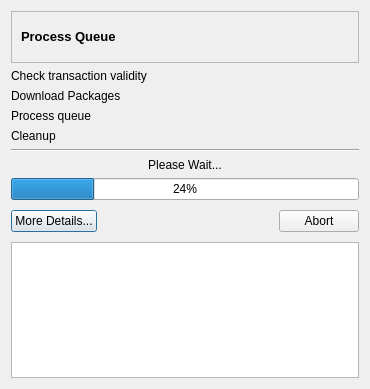
Old version of the form trunk/shaman/ui/transactionDialog.ui in the repository drf/shaman1.
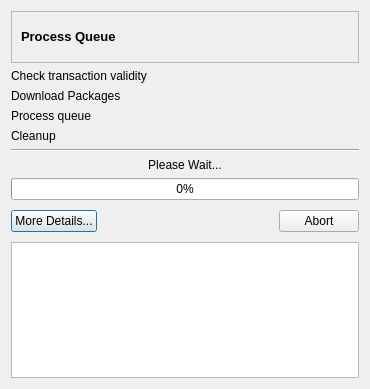
New version of the form. Icons and pictures are not drawn.

```diff
--- a/trunk/shaman/ui/transactionDialog.ui
+++ b/trunk/shaman/ui/transactionDialog.ui
@@ -126,7 +126,7 @@
    <item row="4" column="0" >
     <widget class="QProgressBar" name="progressBar" >
      <property name="value" >
-      <number>24</number>
+      <number>0</number>
      </property>
     </widget>
    </item>
```
